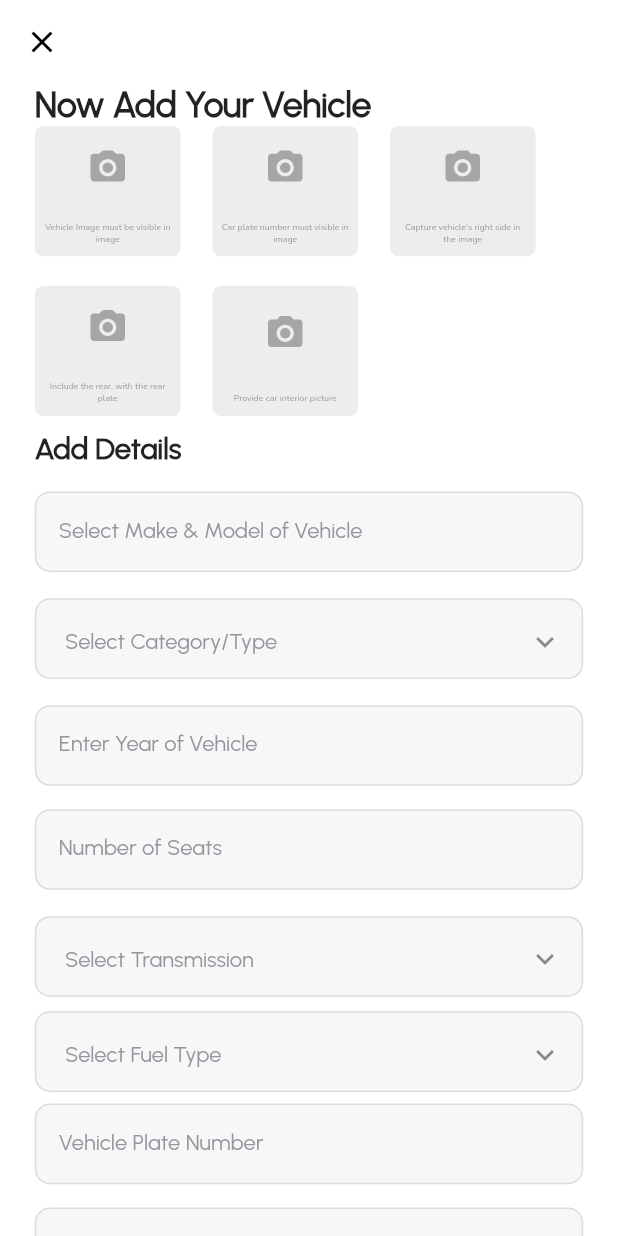
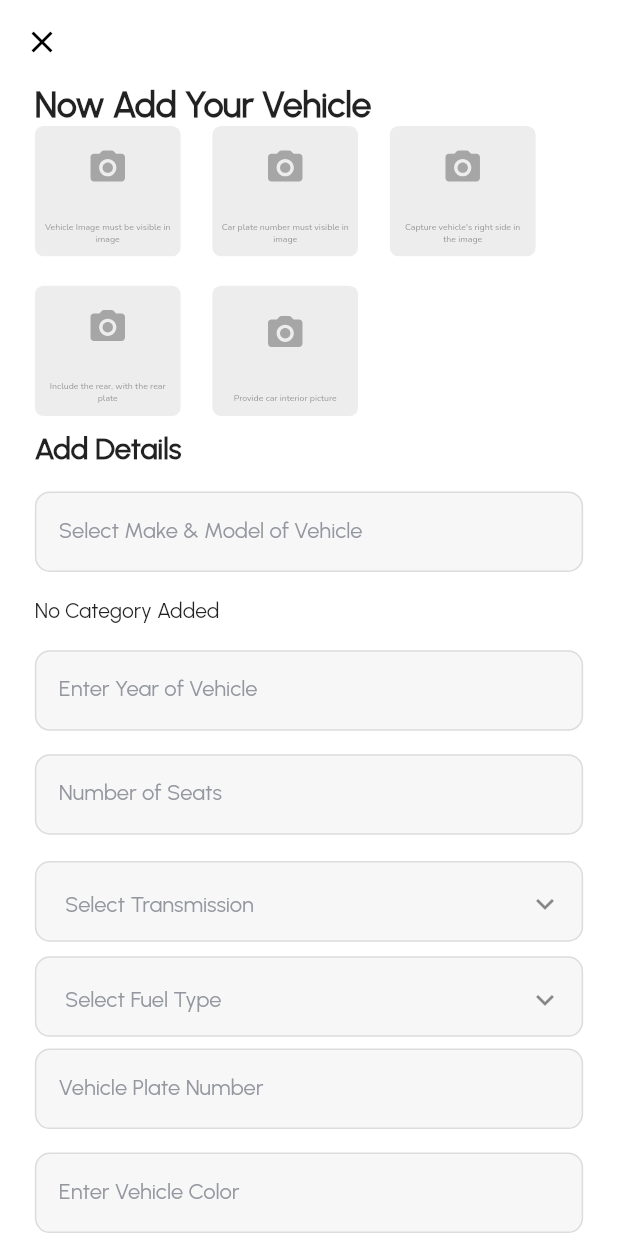
Before and after one commit to FarooqAbbas5155/careno, a Flutter app: the ScreenHostAddVehicle screen opened directly, on a phone screen of 412 x 824 dp. Run offline on Flutter 3.47's test engine with Material 3 defaults, Android fonts, the phone set to English and light mode, and no system bars; our stand-ins replace auto_size_text, calendar_date_picker2, card_swiper, cloud_firestore, country_code_picker, custom_rating_bar and 22 more; missing offline and left inert: circle_flags, country_list_pick, custom_date_range_picker, dart:ffi; accounts and stored records are empty.

Commit message:
vehicle add

```diff
--- a/lib/Host/Views/Screens/screen_host_add_vehicle.dart
+++ b/lib/Host/Views/Screens/screen_host_add_vehicle.dart
@@ -3,10 +3,12 @@ import 'dart:io';
 import 'package:careno/Host/Views/Screens/screen_host_home_page.dart';
 import 'package:careno/constant/helpers.dart';
 import 'package:careno/controllers/controller_host_add_vechicle.dart';
+import 'package:careno/models/categories.dart';
 import 'package:careno/widgets/custom_button.dart';
 import 'package:careno/widgets/custom_image.dart';
 import 'package:careno/widgets/custom_svg.dart';
 import 'package:careno/widgets/custom_textfiled.dart';
+import 'package:cloud_firestore/cloud_firestore.dart';
 import 'package:dotted_border/dotted_border.dart';
 import 'package:flutter/material.dart';
 import 'package:flutter_screenutil/flutter_screenutil.dart';
@@ -24,6 +26,7 @@ class ScreenHostAddVehicle extends StatelessWidget {
   Widget build(BuildContext context) {
     ControllerHostAddVechicle controllerHostAddIdentityProof =
     Get.put(ControllerHostAddVechicle());
+    print(controllerHostAddIdentityProof.showLoading.value);
     return SafeArea(
       child: Scaffold(
         appBar: AppBar(
@@ -97,15 +100,18 @@ class ScreenHostAddVehicle extends StatelessWidget {
                 style: TextStyle(fontWeight: FontWeight.w700, fontSize: 20.sp),
               ).marginSymmetric(vertical: 10.h),
               CustomTextField(
+                controller: controllerHostAddIdentityProof.vehicleModel.value,
                 hint: "Select Make & Model of Vehicle",
               ).marginSymmetric(vertical: 8.h),
               buildCategoryContainer(controllerHostAddIdentityProof, context)
                   .marginSymmetric(vertical: 10.h),
               CustomTextField(
+                controller: controllerHostAddIdentityProof.vehicleYear.value,
                 hint: "Enter Year of Vehicle",
                 keyboardType: TextInputType.number,
               ).marginSymmetric(vertical: 8.h),
               CustomTextField(
+                controller: controllerHostAddIdentityProof.vehicleSeats.value,
                 hint: "Number of Seats",
                 keyboardType: TextInputType.number,
               ).marginSymmetric(vertical: 8.h),
@@ -114,32 +120,44 @@ class ScreenHostAddVehicle extends StatelessWidget {
                   .marginSymmetric(vertical: 10.h),
               buildFuelContainer(controllerHostAddIdentityProof, context),
               CustomTextField(
+                controller: controllerHostAddIdentityProof.vehicleNumberPlate.value,
                 hint: "Vehicle Plate Number",
                 keyboardType: TextInputType.number,
               ).marginSymmetric(vertical: 8.h),
               CustomTextField(
+                controller: controllerHostAddIdentityProof.vehicleColor.value,
                 hint: "Enter Vehicle Color",
                 keyboardType: TextInputType.name,
               ).marginSymmetric(vertical: 8.h),
               CustomTextField(
+                controller: controllerHostAddIdentityProof.vehicleLicenseExpiryDate.value,
                 hint: "Vehicle License Expiry Date",
                 keyboardType: TextInputType.datetime,
               ).marginSymmetric(vertical: 8.h),
               CustomTextField(
+                controller: controllerHostAddIdentityProof.vehiclePerDayRent.value,
                 hint: "Per Day Rent \$",
                 keyboardType: TextInputType.number,
               ).marginSymmetric(vertical: 8.h),
               CustomTextField(
+                controller: controllerHostAddIdentityProof.vehiclePerHourRent.value,
                 hint: "Per Hours Rent \$",
                 keyboardType: TextInputType.number,
               ).marginSymmetric(vertical: 8.h),
               // buildVehicleNumberPlate(controllerHostAddIdentityProof),
               buildRegistrationProof(controllerHostAddIdentityProof),
-              CustomButton(
+             controllerHostAddIdentityProof.showLoading.value == false? CustomButton(
                   title: 'Next',
-                  onPressed: () {
-                    Get.offAll(ScreenHostHomePage());
-                  }).marginSymmetric(vertical: 20.h)
+                  onPressed: () async{
+                    print(controllerHostAddIdentityProof.showLoading.value);
+                    controllerHostAddIdentityProof.submitForm();
+                  await  controllerHostAddIdentityProof.hostAddVehicle();
+                  }).marginSymmetric(vertical: 20.h):Center(
+                    child: SizedBox(
+                                   height: 30.h,
+                                     width: 30.w,
+                                     child: CircularProgressIndicator(backgroundColor: AppColors.appPrimaryColor,color: Colors.white,)),
+                  )
             ],
           ).marginSymmetric(horizontal: 22.w),
         ),
@@ -259,30 +277,41 @@ class ScreenHostAddVehicle extends StatelessWidget {
       );
     });
   }
-  Stream<List<String>> fetchCategories() {
-    return categoryRef.snapshots().map((snapshot) {
-      return snapshot.docs.map((doc) => doc.id).toList();
-    });
-  }
+  // Stream<Category> fetchCategories() {
+  //   return categoryRef.snapshots().map((snapshot) {
+  //     return snapshot.docs.map((doc) => doc.).toList();
+  //   });
+  // }
   Widget buildCategoryContainer(
       ControllerHostAddVechicle controllerHostAddIdentityProof,
       BuildContext context) {
-    return StreamBuilder<List<String>>(
-      stream: fetchCategories(),
-      builder: (context, snapshot) {
-        if (snapshot.hasData) {
+    return StatefulBuilder(builder: (BuildContext context, void Function(void Function()) setState) {
+      return StreamBuilder<QuerySnapshot>(
+        stream: categoryRef.snapshots(),
+        builder: (context, snapshot) {
+          if (snapshot.hasError) {
+            return Text('Error: ${snapshot.error}');
+          }
+
+          if (!snapshot.hasData || snapshot.data!.docs.isEmpty) {
+            return Text("No Category Added"); // Loading indicator while fetching data
+          }
+
+          var categories = snapshot.data!.docs.map((e) => Category.fromMap(e.data() as Map<String, dynamic>)).toList();
+          var categoryNameList = categories.map((e) => e.name).toList();
+
           return CustomTextField(
             padding: EdgeInsets.only(left: 18.w, top: 18.h),
             readOnly: true,
-            hint: controllerHostAddIdentityProof.selectCategory.value .isEmpty ? "Select Category/Type" : controllerHostAddIdentityProof.selectCategory.value ,
-            hintColor: controllerHostAddIdentityProof.selectCategory.value .isEmpty ? Color(0xff94979F) : Colors.black,
-            suffix: PopupMenuButton(
+            hint: controllerHostAddIdentityProof.selectCategory.value.isEmpty ? "Select Category/Type" : controllerHostAddIdentityProof.selectCategory.value,
+            hintColor: controllerHostAddIdentityProof.selectCategory.value.isEmpty ? Color(0xff94979F) : Colors.black,
+            suffix: PopupMenuButton<String>(
               icon: Icon(Icons.expand_more),
               color: Theme.of(context).primaryColor,
               itemBuilder: (BuildContext context) {
-                return snapshot.data!.map((choice) {
+                return categoryNameList.map((choice) {
                   return PopupMenuItem<String>(
-                    value: choice,
+                    value: choice.toString(),
                     child: Text(
                       choice,
                       style: TextStyle(color: Colors.white, fontFamily: "Urbanist"),
@@ -292,18 +321,19 @@ class ScreenHostAddVehicle extends StatelessWidget {
               },
               onSelected: (String choice) {
                 // Update selected category when an option is chosen
-                controllerHostAddIdentityProof.selectCategory.value = choice;
+                setState((){
+                  controllerHostAddIdentityProof.selectCategory.value = choice.toString();
+
+                });
               },
             ).marginOnly(top: 4.h),
           );
-        } else if (snapshot.hasError) {
-          return Text('Error: ${snapshot.error}');
-        } else {
-          return Text("No Category here"); // Loading indicator while fetching data
-        }
-      },
+        },
+      );
+    },
     );
   }
+
 
   Obx buildTransmissionContainer(
       ControllerHostAddVechicle controllerHostAddIdentityProof,
--- a/lib/constant/helpers.dart
+++ b/lib/constant/helpers.dart
@@ -16,6 +16,7 @@ var dbInstance = FirebaseFirestore.instance;
 CollectionReference usersRef = dbInstance.collection("users");
 CollectionReference hostIdentityProofRef = dbInstance.collection("identies");
 CollectionReference categoryRef = dbInstance.collection("categories");
+CollectionReference addVehicleRef = dbInstance.collection("vehicles");
 Map<String, User> _allUsersMap = {};
 Future<bool> hostProofAlreadyExists(String uid) async {
   final doc = await hostIdentityProofRef.doc(uid).get();
--- /dev/null
+++ b/lib/models/add_host_vehicle.dart
@@ -0,0 +1,207 @@
+class AddHostVehicle{
+  String hostId,vehicleId;
+  String vehicleImageComplete,vehicleImageNumberPlate,vehicleImageRightSide,vehicleImageRear,vehicleImageInterior;
+  String vehicleModel,vehicleCategory,vehicleYear,vehicleSeats,vehicleTransmission,vehicleFuleType,vehicleNumberPlate,vehicleColor,vehicleLicenseExpiryDate,vehiclePerDayRent,vehiclePerHourRent,vehicleRegistrationImage;
+  bool verifivation;
+
+//<editor-fold desc="Data Methods">
+  AddHostVehicle({
+    required this.hostId,
+    required this.vehicleId,
+    required this.vehicleImageComplete,
+    required this.vehicleImageNumberPlate,
+    required this.vehicleImageRightSide,
+    required this.vehicleImageRear,
+    required this.vehicleImageInterior,
+    required this.vehicleModel,
+    required this.vehicleCategory,
+    required this.vehicleYear,
+    required this.vehicleSeats,
+    required this.vehicleTransmission,
+    required this.vehicleFuleType,
+    required this.vehicleNumberPlate,
+    required this.vehicleColor,
+    required this.vehicleLicenseExpiryDate,
+    required this.vehiclePerDayRent,
+    required this.vehiclePerHourRent,
+    required this.vehicleRegistrationImage,
+    required this.verifivation,
+  });
+
+  @override
+  bool operator ==(Object other) =>
+      identical(this, other) ||
+      (other is AddHostVehicle &&
+          runtimeType == other.runtimeType &&
+          hostId == other.hostId &&
+          vehicleId == other.vehicleId &&
+          vehicleImageComplete == other.vehicleImageComplete &&
+          vehicleImageNumberPlate == other.vehicleImageNumberPlate &&
+          vehicleImageRightSide == other.vehicleImageRightSide &&
+          vehicleImageRear == other.vehicleImageRear &&
+          vehicleImageInterior == other.vehicleImageInterior &&
+          vehicleModel == other.vehicleModel &&
+          vehicleCategory == other.vehicleCategory &&
+          vehicleYear == other.vehicleYear &&
+          vehicleSeats == other.vehicleSeats &&
+          vehicleTransmission == other.vehicleTransmission &&
+          vehicleFuleType == other.vehicleFuleType &&
+          vehicleNumberPlate == other.vehicleNumberPlate &&
+          vehicleColor == other.vehicleColor &&
+          vehicleLicenseExpiryDate == other.vehicleLicenseExpiryDate &&
+          vehiclePerDayRent == other.vehiclePerDayRent &&
+          vehiclePerHourRent == other.vehiclePerHourRent &&
+          vehicleRegistrationImage == other.vehicleRegistrationImage &&
+          verifivation == other.verifivation);
+
+  @override
+  int get hashCode =>
+      hostId.hashCode ^
+      vehicleId.hashCode ^
+      vehicleImageComplete.hashCode ^
+      vehicleImageNumberPlate.hashCode ^
+      vehicleImageRightSide.hashCode ^
+      vehicleImageRear.hashCode ^
+      vehicleImageInterior.hashCode ^
+      vehicleModel.hashCode ^
+      vehicleCategory.hashCode ^
+      vehicleYear.hashCode ^
+      vehicleSeats.hashCode ^
+      vehicleTransmission.hashCode ^
+      vehicleFuleType.hashCode ^
+      vehicleNumberPlate.hashCode ^
+      vehicleColor.hashCode ^
+      vehicleLicenseExpiryDate.hashCode ^
+      vehiclePerDayRent.hashCode ^
+      vehiclePerHourRent.hashCode ^
+      vehicleRegistrationImage.hashCode ^
+      verifivation.hashCode;
+
+  @override
+  String toString() {
+    return 'AddHostVehicle{' +
+        ' hostId: $hostId,' +
+        ' vehicleId: $vehicleId,' +
+        ' vehicleImageComplete: $vehicleImageComplete,' +
+        ' vehicleImageNumberPlate: $vehicleImageNumberPlate,' +
+        ' vehicleImageRightSide: $vehicleImageRightSide,' +
+        ' vehicleImageRear: $vehicleImageRear,' +
+        ' vehicleImageInterior: $vehicleImageInterior,' +
+        ' vehicleModel: $vehicleModel,' +
+        ' vehicleCategory: $vehicleCategory,' +
+        ' vehicleYear: $vehicleYear,' +
+        ' vehicleSeats: $vehicleSeats,' +
+        ' vehicleTransmission: $vehicleTransmission,' +
+        ' vehicleFuleType: $vehicleFuleType,' +
+        ' vehicleNumberPlate: $vehicleNumberPlate,' +
+        ' vehicleColor: $vehicleColor,' +
+        ' vehicleLicenseExpiryDate: $vehicleLicenseExpiryDate,' +
+        ' vehiclePerDayRent: $vehiclePerDayRent,' +
+        ' vehiclePerHourRent: $vehiclePerHourRent,' +
+        ' vehicleRegistrationImage: $vehicleRegistrationImage,' +
+        ' verifivation: $verifivation,' +
+        '}';
+  }
+
+  AddHostVehicle copyWith({
+    String? hostId,
+    String? vehicleId,
+    String? vehicleImageComplete,
+    String? vehicleImageNumberPlate,
+    String? vehicleImageRightSide,
+    String? vehicleImageRear,
+    String? vehicleImageInterior,
+    String? vehicleModel,
+    String? vehicleCategory,
+    String? vehicleYear,
+    String? vehicleSeats,
+    String? vehicleTransmission,
+    String? vehicleFuleType,
+    String? vehicleNumberPlate,
+    String? vehicleColor,
+    String? vehicleLicenseExpiryDate,
+    String? vehiclePerDayRent,
+    String? vehiclePerHourRent,
+    String? vehicleRegistrationImage,
+    bool? verifivation,
+  }) {
+    return AddHostVehicle(
+      hostId: hostId ?? this.hostId,
+      vehicleId: vehicleId ?? this.vehicleId,
+      vehicleImageComplete: vehicleImageComplete ?? this.vehicleImageComplete,
+      vehicleImageNumberPlate:
+          vehicleImageNumberPlate ?? this.vehicleImageNumberPlate,
+      vehicleImageRightSide:
+          vehicleImageRightSide ?? this.vehicleImageRightSide,
+      vehicleImageRear: vehicleImageRear ?? this.vehicleImageRear,
+      vehicleImageInterior: vehicleImageInterior ?? this.vehicleImageInterior,
+      vehicleModel: vehicleModel ?? this.vehicleModel,
+      vehicleCategory: vehicleCategory ?? this.vehicleCategory,
+      vehicleYear: vehicleYear ?? this.vehicleYear,
+      vehicleSeats: vehicleSeats ?? this.vehicleSeats,
+      vehicleTransmission: vehicleTransmission ?? this.vehicleTransmission,
+      vehicleFuleType: vehicleFuleType ?? this.vehicleFuleType,
+      vehicleNumberPlate: vehicleNumberPlate ?? this.vehicleNumberPlate,
+      vehicleColor: vehicleColor ?? this.vehicleColor,
+      vehicleLicenseExpiryDate:
+          vehicleLicenseExpiryDate ?? this.vehicleLicenseExpiryDate,
+      vehiclePerDayRent: vehiclePerDayRent ?? this.vehiclePerDayRent,
+      vehiclePerHourRent: vehiclePerHourRent ?? this.vehiclePerHourRent,
+      vehicleRegistrationImage:
+          vehicleRegistrationImage ?? this.vehicleRegistrationImage,
+      verifivation: verifivation ?? this.verifivation,
+    );
+  }
+
+  Map<String, dynamic> toMap() {
+    return {
+      'hostId': this.hostId,
+      'vehicleId': this.vehicleId,
+      'vehicleImageComplete': this.vehicleImageComplete,
+      'vehicleImageNumberPlate': this.vehicleImageNumberPlate,
+      'vehicleImageRightSide': this.vehicleImageRightSide,
+      'vehicleImageRear': this.vehicleImageRear,
+      'vehicleImageInterior': this.vehicleImageInterior,
+      'vehicleModel': this.vehicleModel,
+      'vehicleCategory': this.vehicleCategory,
+      'vehicleYear': this.vehicleYear,
+      'vehicleSeats': this.vehicleSeats,
+      'vehicleTransmission': this.vehicleTransmission,
+      'vehicleFuleType': this.vehicleFuleType,
+      'vehicleNumberPlate': this.vehicleNumberPlate,
+      'vehicleColor': this.vehicleColor,
+      'vehicleLicenseExpiryDate': this.vehicleLicenseExpiryDate,
+      'vehiclePerDayRent': this.vehiclePerDayRent,
+      'vehiclePerHourRent': this.vehiclePerHourRent,
+      'vehicleRegistrationImage': this.vehicleRegistrationImage,
+      'verifivation': this.verifivation,
+    };
+  }
+
+  factory AddHostVehicle.fromMap(Map<String, dynamic> map) {
+    return AddHostVehicle(
+      hostId: map['hostId'] as String,
+      vehicleId: map['vehicleId'] as String,
+      vehicleImageComplete: map['vehicleImageComplete'] as String,
+      vehicleImageNumberPlate: map['vehicleImageNumberPlate'] as String,
+      vehicleImageRightSide: map['vehicleImageRightSide'] as String,
+      vehicleImageRear: map['vehicleImageRear'] as String,
+      vehicleImageInterior: map['vehicleImageInterior'] as String,
+      vehicleModel: map['vehicleModel'] as String,
+      vehicleCategory: map['vehicleCategory'] as String,
+      vehicleYear: map['vehicleYear'] as String,
+      vehicleSeats: map['vehicleSeats'] as String,
+      vehicleTransmission: map['vehicleTransmission'] as String,
+      vehicleFuleType: map['vehicleFuleType'] as String,
+      vehicleNumberPlate: map['vehicleNumberPlate'] as String,
+      vehicleColor: map['vehicleColor'] as String,
+      vehicleLicenseExpiryDate: map['vehicleLicenseExpiryDate'] as String,
+      vehiclePerDayRent: map['vehiclePerDayRent'] as String,
+      vehiclePerHourRent: map['vehiclePerHourRent'] as String,
+      vehicleRegistrationImage: map['vehicleRegistrationImage'] as String,
+      verifivation: map['verifivation'] as bool,
+    );
+  }
+
+//</editor-fold>
+}
```
Also changed, not shown: lib/controllers/controller_host_add_vechicle.dart (+106 -12 lines).
